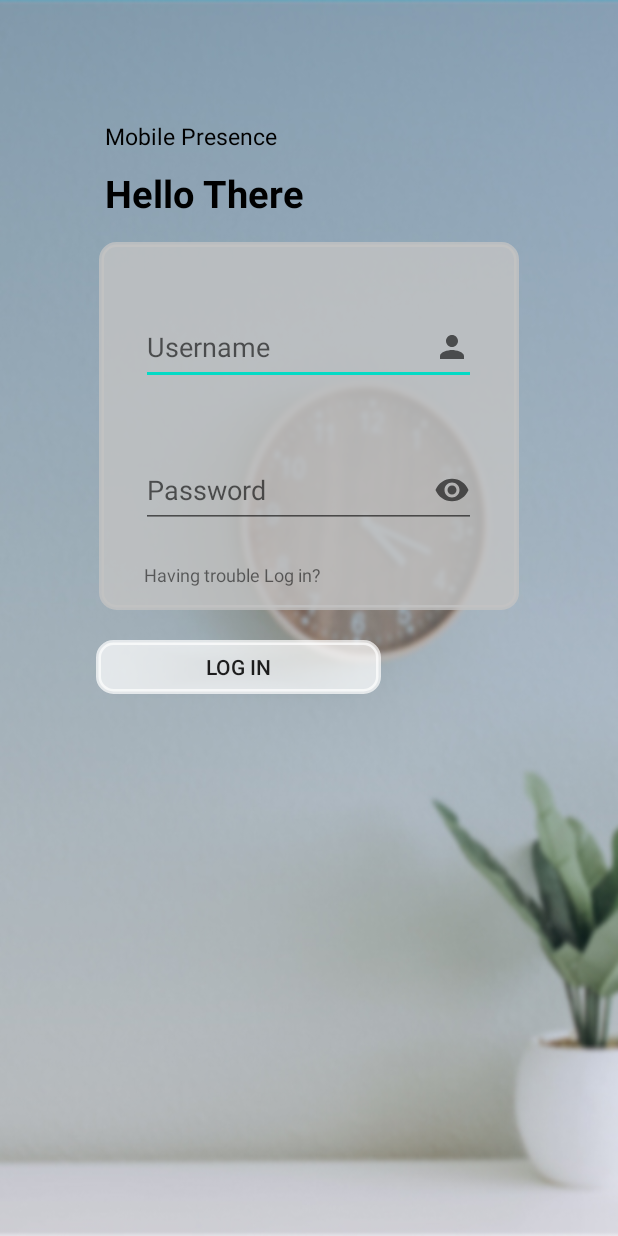
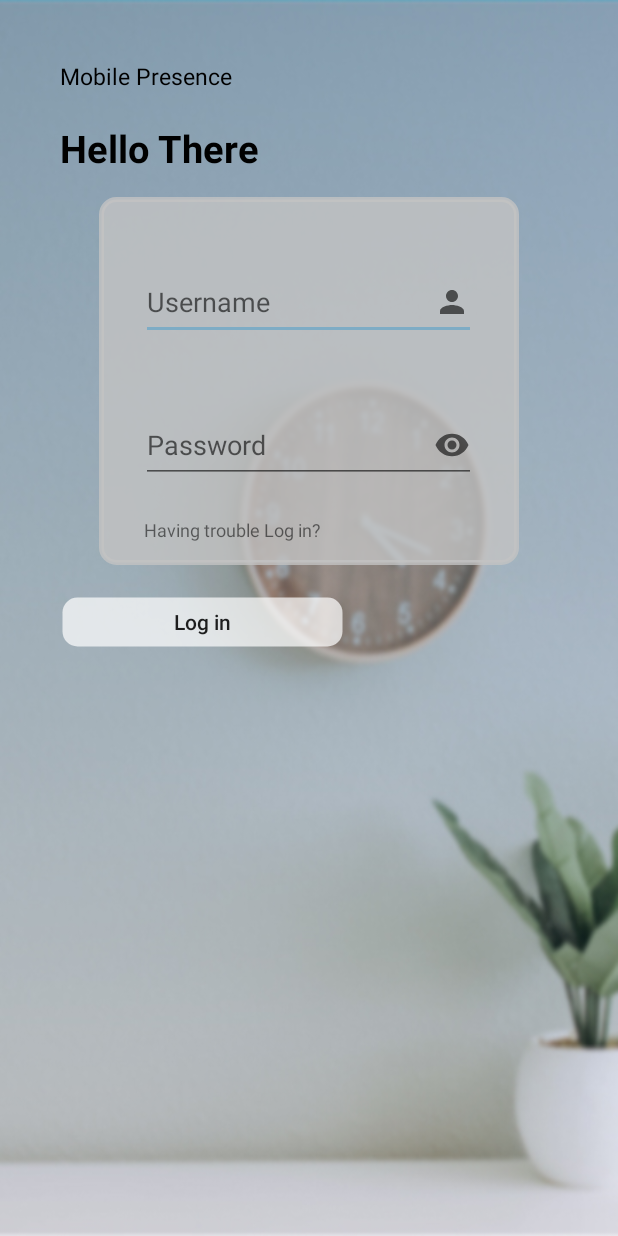
Before and after one commit to Adhasetiawan/Mobile_Presence, an Android app: the screen it shows after launch (LoginActivity), on a phone screen of 412 x 824 dp. Run offline under Robolectric (Android 15) with nearby library versions, the phone set to English and light mode, and no system bars; our stand-ins replace Timber; libraries missing offline, so code that uses them is left out: com.xwray.groupie.

Commit message:
front UI has been fixed

```diff
--- a/app/src/main/res/drawable/button_style_one.xml
+++ b/app/src/main/res/drawable/button_style_one.xml
@@ -1,7 +1,7 @@
 <?xml version="1.0" encoding="utf-8"?>
 <shape xmlns:android="http://schemas.android.com/apk/res/android">
     <solid android:color="#b3ffffff"/>
-    <stroke android:width="3dp" android:color="#b3ffffff" />
+    <stroke android:width="3dp" android:color="#00ffffff" />
     <corners android:radius="10dp"/>
     <padding android:left="0dp" android:top="0dp" android:right="0dp" android:bottom="0dp" />
 </shape>
--- a/app/src/main/res/layout/activity_login.xml
+++ b/app/src/main/res/layout/activity_login.xml
@@ -14,8 +14,10 @@
         android:textStyle="normal"
         android:textSize="15sp"
         android:textColor="#000"
-        android:layout_marginTop="80dp"
-        android:layout_marginLeft="70dp"
+        android:layout_marginStart="40dp"
+        android:layout_marginTop="40dp"
+        android:layout_alignParentStart="true"
+        android:layout_alignParentTop="true"
         android:layout_width="wrap_content"
         android:layout_height="wrap_content"/>
 
@@ -25,9 +27,10 @@
         android:textStyle="bold"
         android:textSize="25sp"
         android:textColor="#000"
+        android:layout_alignParentStart="true"
         android:layout_below="@+id/txt1"
-        android:layout_marginTop="10dp"
-        android:layout_marginLeft="70dp"
+        android:layout_marginTop="20dp"
+        android:layout_marginStart="40dp"
         android:layout_width="wrap_content"
         android:layout_height="wrap_content"/>
 
@@ -75,9 +78,11 @@
     <Button
         android:id="@+id/btn_login"
         android:text="Log in"
+        android:textAllCaps="false"
         android:layout_below="@+id/login_placer"
         android:layout_marginTop="20dp"
-        android:layout_marginLeft="64dp"
+        android:layout_marginStart="40dp"
+        android:layout_alignParentStart="true"
         android:background="@drawable/button_style_one"
         android:layout_width="190dp"
         android:layout_height="36dp"/>
--- a/app/src/main/res/values/colors.xml
+++ b/app/src/main/res/values/colors.xml
@@ -1,6 +1,6 @@
 <?xml version="1.0" encoding="utf-8"?>
 <resources>
-    <color name="colorPrimary">#6200EE</color>
-    <color name="colorPrimaryDark">#3700B3</color>
-    <color name="colorAccent">#03DAC5</color>
+    <color name="colorPrimary">#A2B9EE</color>
+    <color name="colorPrimaryDark">#199DE4</color>
+    <color name="colorAccent">#7EACC5</color>
 </resources>
```
